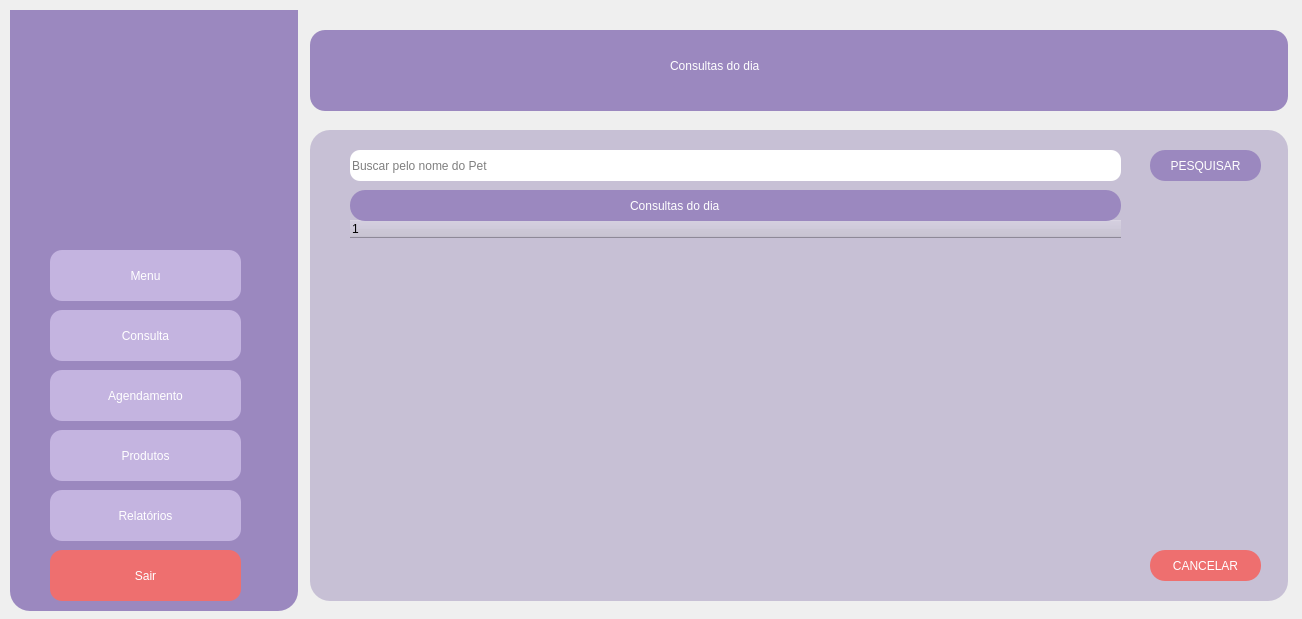
brenoafsa/VeterinaryScheduleSystem, file VeterinaryScheduleSystem/consultasdodia.ui: the form before one commit.
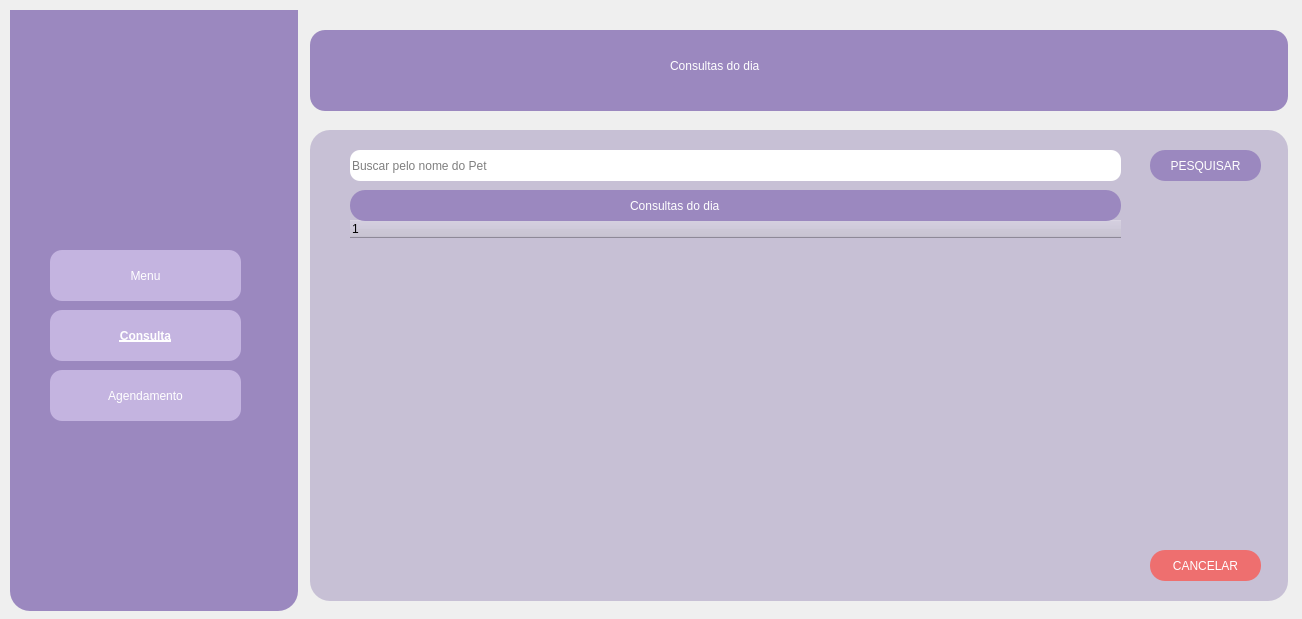
The form after the commit. Icons and pictures are not drawn.

Diff of the .ui file:
```diff
--- a/VeterinaryScheduleSystem/consultasdodia.ui
+++ b/VeterinaryScheduleSystem/consultasdodia.ui
@@ -203,6 +203,15 @@
       <height>51</height>
      </rect>
     </property>
+    <property name="font">
+     <font>
+      <family>System</family>
+      <pointsize>9</pointsize>
+      <italic>false</italic>
+      <bold>true</bold>
+      <underline>true</underline>
+     </font>
+    </property>
     <property name="styleSheet">
      <string notr="true">background-color: #C4B4E0;
 font: 700 9pt &quot;System&quot;;
@@ -234,66 +243,6 @@
      <string>Agendamento</string>
     </property>
    </widget>
-   <widget class="QPushButton" name="produtosButton_2">
-    <property name="geometry">
-     <rect>
-      <x>40</x>
-      <y>420</y>
-      <width>191</width>
-      <height>51</height>
-     </rect>
-    </property>
-    <property name="styleSheet">
-     <string notr="true">background-color: #C4B4E0;
-font: 700 9pt &quot;System&quot;;
-border-radius: 12px;
-padding: 5px;
-color: #ffffff</string>
-    </property>
-    <property name="text">
-     <string>Produtos</string>
-    </property>
-   </widget>
-   <widget class="QPushButton" name="relatoriosButton_2">
-    <property name="geometry">
-     <rect>
-      <x>40</x>
-      <y>480</y>
-      <width>191</width>
-      <height>51</height>
-     </rect>
-    </property>
-    <property name="styleSheet">
-     <string notr="true">background-color: #C4B4E0;
-font: 700 9pt &quot;System&quot;;
-border-radius: 12px;
-padding: 5px;
-color: #ffffff</string>
-    </property>
-    <property name="text">
-     <string>Relatórios</string>
-    </property>
-   </widget>
-   <widget class="QPushButton" name="sairButton_2">
-    <property name="geometry">
-     <rect>
-      <x>40</x>
-      <y>540</y>
-      <width>191</width>
-      <height>51</height>
-     </rect>
-    </property>
-    <property name="styleSheet">
-     <string notr="true">background-color: #EE6F6F;
-font: 700 9pt &quot;System&quot;;
-border-radius: 12px;
-padding: 5px;
-color: #ffffff</string>
-    </property>
-    <property name="text">
-     <string>Sair</string>
-    </property>
-   </widget>
    <widget class="QLabel" name="label_2">
     <property name="geometry">
      <rect>
```
Left out of the diff: 3 changed lines with no effect on the pictures.
